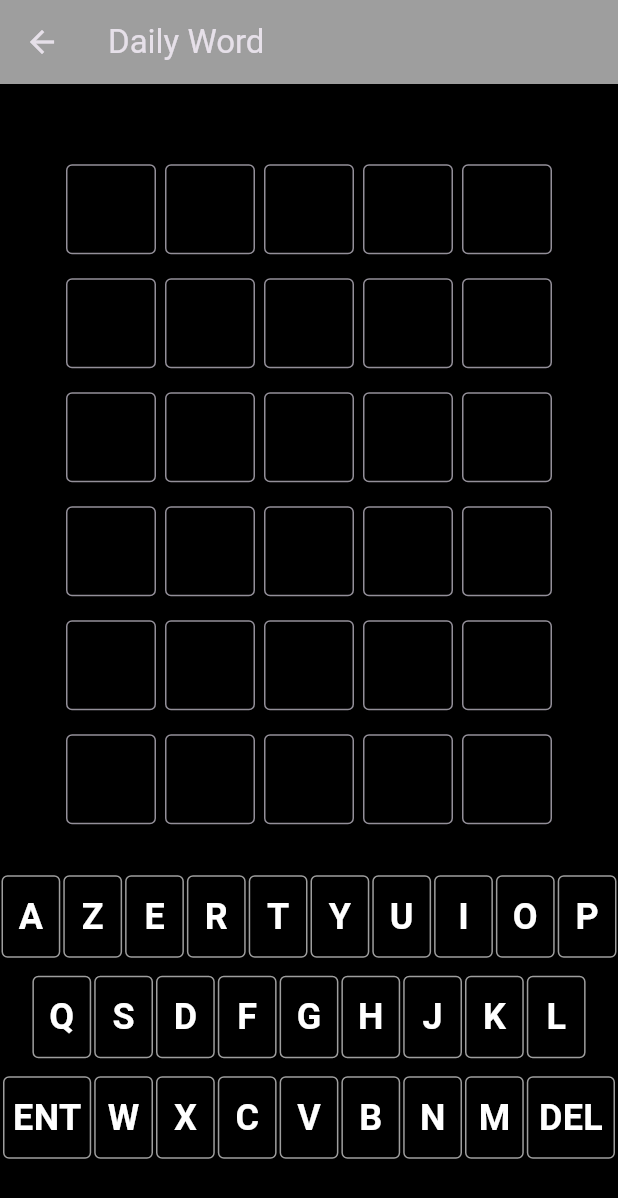
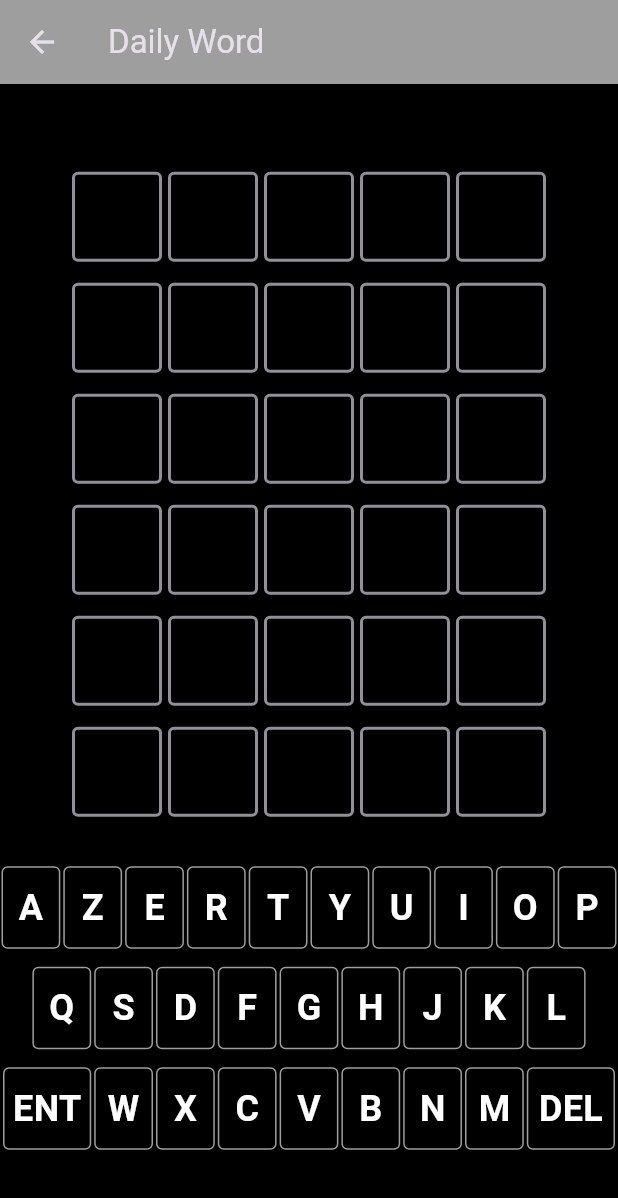
Before and after one commit to vfaust1/Devle, a Flutter app: the screen it shows after launch, after a tap on "Free Word", on a phone screen of 412 x 824 dp. Shown: the top 1198 px of the screen. Run offline on Flutter 3.47's test engine with Material 3 defaults, Android fonts, the phone set to English and light mode, and no system bars; our stand-ins replace shared_preferences; project files that could hold a hidden picture were left out.

Commit message:
feat: add tile flip animation and shake effects
- Implement FlipLetterTile widget with 3D flip animation on reveal
- Add ShakeWidget for error feedback (invalid words, not enough letters)
- Create sequential tile reveal animation (400ms delay between letters)
- Track free game plays per day in stats service
- Improve game flow with async/await for animations
- Add shake effect to current row on validation errors
- Replace static LetterTile with animated FlipLetterTile

```diff
--- a/lib/screens/daily_word_screen.dart
+++ b/lib/screens/daily_word_screen.dart
@@ -1,9 +1,11 @@
 import 'package:devle/services/word_service.dart';
 import 'package:flutter/material.dart';
-import '../widgets/letter_tile.dart';
+// import '../widgets/letter_tile.dart';
 import '../widgets/key_button.dart';
 import 'package:flutter/services.dart';
 import 'package:devle/services/stats_service.dart';
+import '../widgets/shake_widget.dart';
+import '../widgets/flip_letter_tile.dart';
 
 enum GameStatus { playing, won, lost }
 
@@ -24,8 +26,13 @@ class _DailyWordScreenState extends State<DailyWordScreen> {
   List<String> guesses = [];
 
   String targetWord = "";
+  int _revealingIndex = -1;
 
   final FocusNode _focusNode = FocusNode();
+
+  // Une clé unique pour chaque ligne (6 lignes max)
+  final List<GlobalKey<ShakeWidgetState>> _shakeKeys =
+    List.generate(6, (index) => GlobalKey<ShakeWidgetState>());
 
   @override
   void initState() {
@@ -58,61 +65,72 @@ class _DailyWordScreenState extends State<DailyWordScreen> {
     });
   }
 
-  void _onEnter() {
+  Future<void> _onEnter() async {
     if (gameStatus != GameStatus.playing) return;
 
+    // 1. Vérifications (Longueur + Dico)
     if (currentGuess.length < targetWord.length) {
+      _shakeKeys[currentRow].currentState?.shake();
       ScaffoldMessenger.of(context).showSnackBar(
-        const SnackBar(
-          content: Text('Not enough letters!'),
-          duration: Duration(seconds: 1),
-        ),
+        const SnackBar(content: Text('Not enough letters!'), duration: Duration(seconds: 1)),
       );
       return;
     }
 
     if (!WordService.isValidWord(currentGuess)) {
+      _shakeKeys[currentRow].currentState?.shake();
       ScaffoldMessenger.of(context).showSnackBar(
-        const SnackBar(
-          content: Text('Word not in dictionary!'),
-          backgroundColor: Colors.red,
-          duration: Duration(seconds: 1),
-        ),
+        const SnackBar(content: Text('Word not in dictionary!'), backgroundColor: Colors.red, duration: Duration(seconds: 1)),
       );
       return;
     }
 
+    // 2. ON LANCE LA SÉQUENCE DE RÉVÉLATION
     setState(() {
       guesses.add(currentGuess);
+      _revealingIndex = -1;
+    });
 
+    // 3. Boucle d'animation
+    for (int i = 0; i < targetWord.length; i++) {
+      await Future.delayed(const Duration(milliseconds: 400)); // 300 ou 500 peut etre
+      setState(() {
+        _revealingIndex = i;
+      });
+    }
+
+    // 4. Une fois l'animation finie, on vérifie la victoire/défaite
+    await Future.delayed(const Duration(milliseconds: 200));
+
+    setState(() {
+      _revealingIndex = -1;
+
+      // Vérification victoire/défaite
       if (currentGuess == targetWord) {
         gameStatus = GameStatus.won;
-
         StatsService.saveGameResult(won: true);
-
         if (widget.forcedWord != null) {
           StatsService.markDailyPlayed();
+        } else {
+          StatsService.incrementFreeGame();
         }
-
         _showEndGameMessage(true);
       }
-
       else if (guesses.length >= 6) {
         gameStatus = GameStatus.lost;
-
         StatsService.saveGameResult(won: false);
-
         if (widget.forcedWord != null) {
           StatsService.markDailyPlayed();
+        } else {
+          StatsService.incrementFreeGame();
         }
         _showEndGameMessage(false);
       }
-
+      // Préparation du prochain essai
       else {
-        currentRow ++;
+        currentRow++;
         currentGuess = "";
       }
-
     });
   }
 
@@ -123,15 +141,27 @@ class _DailyWordScreenState extends State<DailyWordScreen> {
   }
 
   Color _getTileColor(int rowIndex, int letterIndex) {
-    if (rowIndex >= currentRow) {
+    // 1. Ligne future = transparente
+    if (rowIndex > currentRow) {
       return Colors.transparent;
     }
 
-    String guess = guesses[rowIndex];
-
-    if (letterIndex >= guess.length) {
+    // 2. Ligne actuelle
+    if (rowIndex == currentRow) {
+      if (rowIndex >= guesses.length) {
         return Colors.transparent;
       }
+
+      if (letterIndex > _revealingIndex) {
+        return Colors.transparent;
+      }
+    }
+
+    // 3. Calcul de la couleur
+    if (rowIndex >= guesses.length) return Colors.transparent;
+
+    String guess = guesses[rowIndex];
+    if (letterIndex >= guess.length) return Colors.transparent;
 
     String letter = guess[letterIndex];
 
@@ -221,6 +251,8 @@ class _DailyWordScreenState extends State<DailyWordScreen> {
                 ...List.generate(6, (rowIndex) {
                   return Padding(
                     padding: const EdgeInsets.only(bottom: 10.0),
+                    child: ShakeWidget(
+                      key: _shakeKeys[rowIndex],
                       child: Row(
                         mainAxisAlignment: MainAxisAlignment.center,
                         children: List.generate(targetWord.length, (letterIndex) {
@@ -237,12 +269,13 @@ class _DailyWordScreenState extends State<DailyWordScreen> {
 
                           Color tileColor = _getTileColor(rowIndex, letterIndex);
 
-                        return LetterTile(
+                          return FlipLetterTile(
                             letter: letterToShow,
                             backgroundColor: tileColor,
                             size: tileSize,
                           );
                         }),
+                      ),
                     ),
                   );
                 }),
--- a/lib/screens/home_screen.dart
+++ b/lib/screens/home_screen.dart
@@ -69,12 +69,36 @@ class _HomeScreenState extends State<HomeScreen> {
 
             // BOUTON FREE WORD
             ElevatedButton(
-                onPressed: () {
-                  Navigator.push(
-                    context,
-                    MaterialPageRoute(
-                        builder: (context) => const DailyWordScreen()),
-                  );
+                onPressed: () async {
+                  int played = await StatsService.getFreeGamesPlayedToday();
+                  const int maxGames = 3;
+
+                  if (played >= maxGames) {
+                    if (context.mounted) {
+                      showDialog(
+                        context: context,
+                        builder: (context) => AlertDialog(
+                          title: const Text("Limit Reached 🛑"),
+                          content: const Text(
+                              "You have played your 3 free games for today.\n\nCome back tomorrow!"),
+                          actions: [
+                            TextButton(
+                              onPressed: () => Navigator.pop(context),
+                              child: const Text("OK"),
+                            )
+                          ],
+                        ),
+                      );
+                    }
+                  } else {
+                    if (context.mounted) {
+                      Navigator.push(
+                        context,
+                        MaterialPageRoute(
+                            builder: (context) => const DailyWordScreen()),
+                      );
+                    }
+                  }
                 },
                 style: ElevatedButton.styleFrom(
                   padding: const EdgeInsets.symmetric(horizontal: 40, vertical: 15),
--- a/lib/services/stats_service.dart
+++ b/lib/services/stats_service.dart
@@ -5,6 +5,8 @@ class StatsService {
   static const String _keyGamesWon = 'games_won';
   static const String _keyCurrentStreak = 'current_streak';
   static const String _keyLastDailyDate = 'last_daily_date';
+  static const String _keyLastFreeDate = 'last_free_date';
+  static const String _keyFreeCount = 'free_count_today';
 
   // Récupérer toutes les stats d'un coup
   static Future<Map<String, int>> getStats() async {
@@ -52,4 +54,26 @@ class StatsService {
 
     await prefs.setString(_keyLastDailyDate, today);
   }
+
+  static Future<int> getFreeGamesPlayedToday() async {
+    final prefs = await SharedPreferences.getInstance();
+    final lastDate = prefs.getString(_keyLastFreeDate);
+    final today = DateTime.now().toIso8601String().split('T')[0];
+
+    if (lastDate != today) {
+      return 0;
+    }
+
+    return prefs.getInt(_keyFreeCount) ?? 0;
+  }
+
+  static Future<void> incrementFreeGame() async {
+    final prefs = await SharedPreferences.getInstance();
+    final today = DateTime.now().toIso8601String().split('T')[0];
+
+    int currentCount = await getFreeGamesPlayedToday();
+
+    await prefs.setString(_keyLastFreeDate, today);
+    await prefs.setInt(_keyFreeCount, currentCount + 1);
+  }
 }
--- /dev/null
+++ b/lib/widgets/flip_letter_tile.dart
@@ -0,0 +1,104 @@
+import 'package:flutter/material.dart';
+import 'dart:math';
+
+class FlipLetterTile extends StatefulWidget {
+  final String letter;
+  final Color backgroundColor;
+  final double size;
+
+  const FlipLetterTile({
+    super.key,
+    required this.letter,
+    required this.backgroundColor,
+    required this.size,
+  });
+
+  @override
+  State<FlipLetterTile> createState() => _FlipLetterTileState();
+}
+
+class _FlipLetterTileState extends State<FlipLetterTile> with SingleTickerProviderStateMixin {
+  late AnimationController _controller;
+  late Animation<double> _flipAnimation;
+
+  @override
+  void initState() {
+    super.initState();
+    _controller = AnimationController(
+      vsync: this,
+      duration: const Duration(milliseconds: 500),
+    );
+
+    _flipAnimation = Tween<double>(begin: 0, end: 1).animate(
+      CurvedAnimation(parent: _controller, curve: Curves.easeInOut),
+    );
+  }
+
+  @override
+  void didUpdateWidget(FlipLetterTile oldWidget) {
+    super.didUpdateWidget(oldWidget);
+
+    if (oldWidget.backgroundColor == Colors.transparent &&
+        widget.backgroundColor != Colors.transparent) {
+      _controller.forward(from: 0.0);
+    }
+
+    if (widget.backgroundColor == Colors.transparent) {
+      _controller.reset();
+    }
+  }
+
+  @override
+  void dispose() {
+    _controller.dispose();
+    super.dispose();
+  }
+
+  @override
+  Widget build(BuildContext context) {
+    return AnimatedBuilder(
+      animation: _controller,
+      builder: (context, child) {
+        double angle = _flipAnimation.value * pi;
+
+        bool isBack = angle >= (pi / 2);
+
+        final transformAngle = isBack ? angle - pi : angle;
+
+        final Color currentColor = isBack ? widget.backgroundColor : Colors.transparent;
+
+        return Transform(
+          transform: Matrix4.identity()
+            ..setEntry(3, 2, 0.001)
+            ..rotateX(transformAngle),
+          alignment: Alignment.center,
+          child: Container(
+            width: widget.size,
+            height: widget.size,
+            alignment: Alignment.center,
+            margin: const EdgeInsets.all(2),
+            decoration: BoxDecoration(
+              color: currentColor,
+              borderRadius: BorderRadius.circular(4),
+              border: !isBack
+                  ? Border.all(color: Theme.of(context).dividerColor, width: 2)
+                  : null,
+            ),
+            child: Text(
+              widget.letter,
+              style: TextStyle(
+                fontSize: widget.size * 0.5,
+                fontWeight: FontWeight.bold,
+                color: isBack
+                    ? Colors.white
+                    : Theme.of(context).brightness == Brightness.dark
+                        ? Colors.white
+                        : Colors.black,
+              ),
+            ),
+          ),
+        );
+      },
+    );
+  }
+}
--- /dev/null
+++ b/lib/widgets/shake_widget.dart
@@ -0,0 +1,67 @@
+import 'package:flutter/material.dart';
+import 'dart:math';
+
+class ShakeWidget extends StatefulWidget {
+  final Widget child;
+  final double shakeOffset;
+  final int count;
+  final Duration duration;
+
+  const ShakeWidget({
+    super.key,
+    required this.child,
+    this.shakeOffset = 10.0, // Distance du tremblement
+    this.count = 3,          // Nombre d'allers-retours
+    this.duration = const Duration(milliseconds: 400),
+  });
+
+  @override
+  ShakeWidgetState createState() => ShakeWidgetState();
+}
+
+class ShakeWidgetState extends State<ShakeWidget> with SingleTickerProviderStateMixin {
+  late AnimationController _controller;
+
+  @override
+  void initState() {
+    super.initState();
+    // Le contrôleur d'animation
+    _controller = AnimationController(vsync: this, duration: widget.duration);
+
+    // On ajoute un écouteur pour que l'animation s'arrête proprement
+    _controller.addStatusListener((status) {
+      if (status == AnimationStatus.completed) {
+        _controller.reset();
+      }
+    });
+  }
+
+  @override
+  void dispose() {
+    _controller.dispose();
+    super.dispose();
+  }
+
+  // C'est cette méthode qu'on appellera depuis l'extérieur !
+  void shake() {
+    _controller.forward();
+  }
+
+  @override
+  Widget build(BuildContext context) {
+    // AnimatedBuilder redessine le widget à chaque frame de l'animation
+    return AnimatedBuilder(
+      animation: _controller,
+      child: widget.child,
+      builder: (context, child) {
+        // La magie mathématique pour faire un mouvement de sinus (gauche-droite)
+        final sineValue = sin(widget.count * 2 * pi * _controller.value);
+
+        return Transform.translate(
+          offset: Offset(sineValue * widget.shakeOffset, 0),
+          child: child,
+        );
+      },
+    );
+  }
+}
```
Lines whose indentation alone changed are shown as unchanged.
